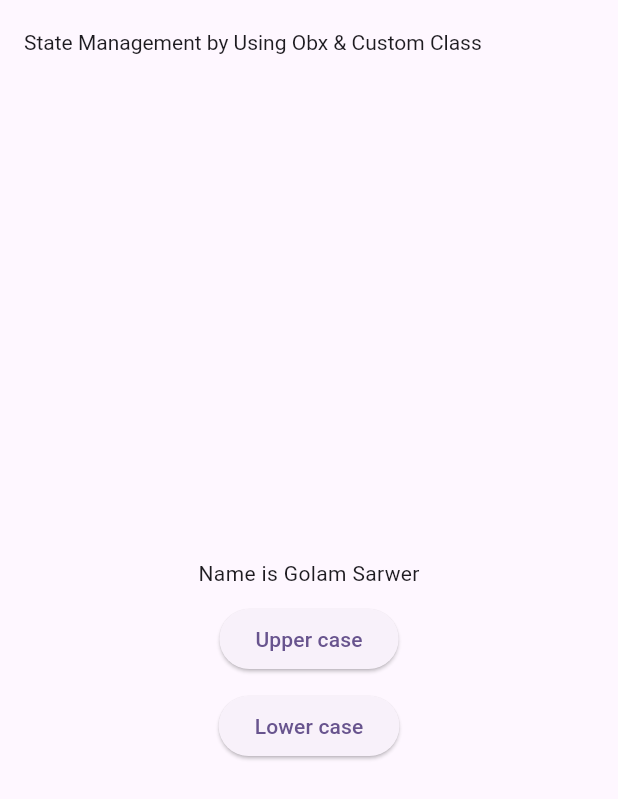
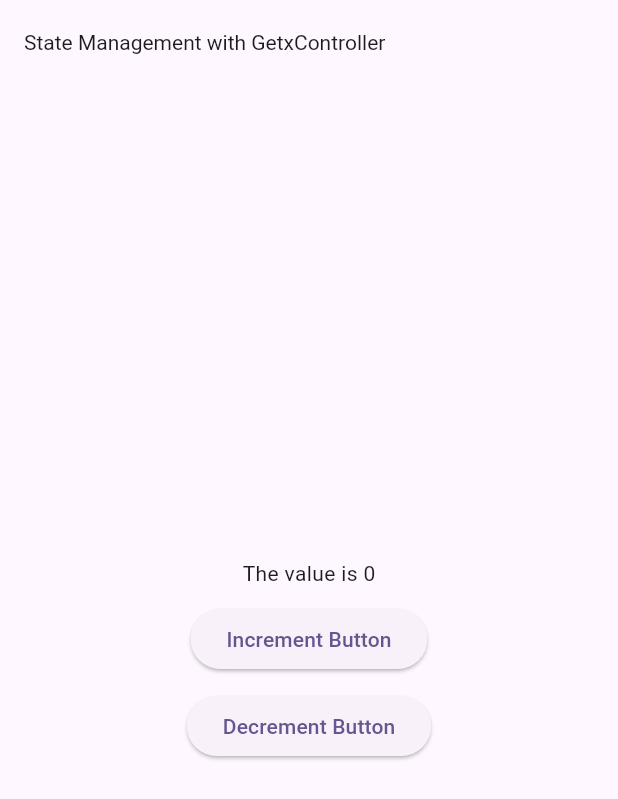
Before and after one commit to golamsarwer97/learning_getx, a Flutter app: the screen it shows after launch, on a phone screen of 412 x 824 dp. Shown: the top 799 px of the screen. Run offline on Flutter 3.47's test engine with Material 2 defaults, Android fonts, the phone set to English and light mode, and no system bars; our stand-ins replace get.

Commit message:
state management with getx controller

```diff
--- /dev/null
+++ b/lib/controller/controller.dart
@@ -0,0 +1,13 @@
+import 'package:get/get.dart';
+
+class Controller extends GetxController {
+  var count = 0.obs;
+
+  void increment() {
+    count++;
+  }
+
+  void decrement() {
+    count--;
+  }
+}
--- a/lib/main.dart
+++ b/lib/main.dart
@@ -6,6 +6,7 @@ import './screens/bottom_sheet.dart';
 import './screens/route_page1.dart';
 import './screens/state_manage.dart';
 import './screens/state_manage_with_class.dart';
+import './screens/getx_controller.dart';
 
 void main() {
   runApp(const MyApp());
@@ -27,7 +28,7 @@ class MyApp extends StatelessWidget {
       ),
       // home: const BottomSheetGetx(),
       // home: const RoutePageOne(),
-      home: ClassManage(),
+      home: GetControllerState(),
     );
   }
 }
--- /dev/null
+++ b/lib/screens/getx_controller.dart
@@ -0,0 +1,48 @@
+// ignore_for_file: prefer_const_constructors, prefer_const_literals_to_create_immutables, must_be_immutable, use_key_in_widget_constructors
+
+import 'package:flutter/material.dart';
+import 'package:get/get.dart';
+
+import '../controller/controller.dart';
+
+class GetControllerState extends StatelessWidget {
+  Controller controller = Get.put(Controller());
+
+  @override
+  Widget build(BuildContext context) {
+    return Scaffold(
+      appBar: AppBar(
+        title: const Text(
+          'State Management with GetxController',
+          style: TextStyle(
+            fontSize: 14,
+          ),
+        ),
+      ),
+      body: Center(
+        child: Column(
+          mainAxisSize: MainAxisSize.min,
+          mainAxisAlignment: MainAxisAlignment.center,
+          crossAxisAlignment: CrossAxisAlignment.center,
+          children: [
+            GetX<Controller>(
+              builder: (controller) {
+                return Text('The value is ${controller.count}');
+              },
+            ),
+            const SizedBox(height: 10),
+            ElevatedButton(
+              onPressed: controller.increment,
+              child: const Text('Increment Button'),
+            ),
+            const SizedBox(height: 10),
+            ElevatedButton(
+              onPressed: controller.decrement,
+              child: const Text('Decrement Button'),
+            ),
+          ],
+        ),
+      ),
+    );
+  }
+}
```
